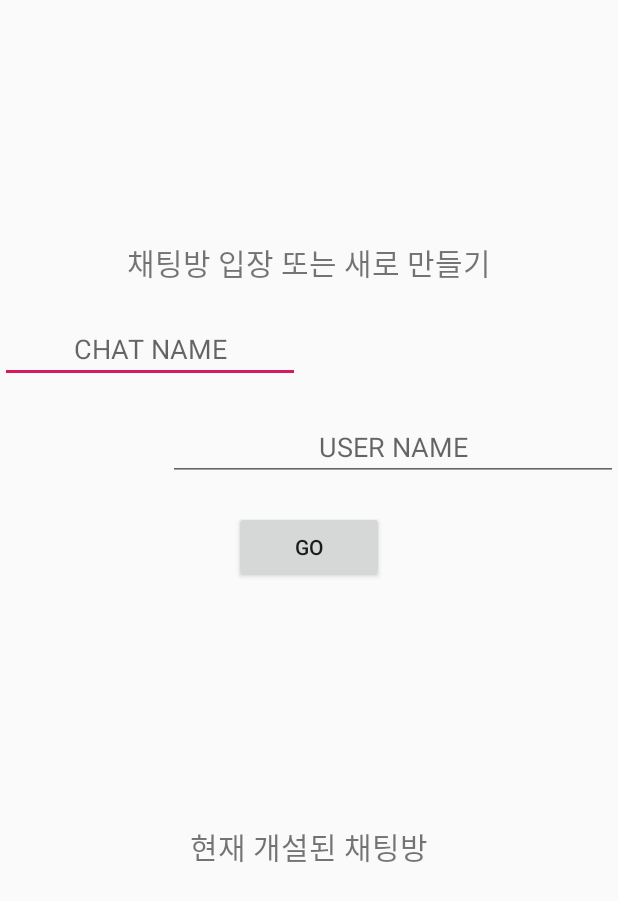
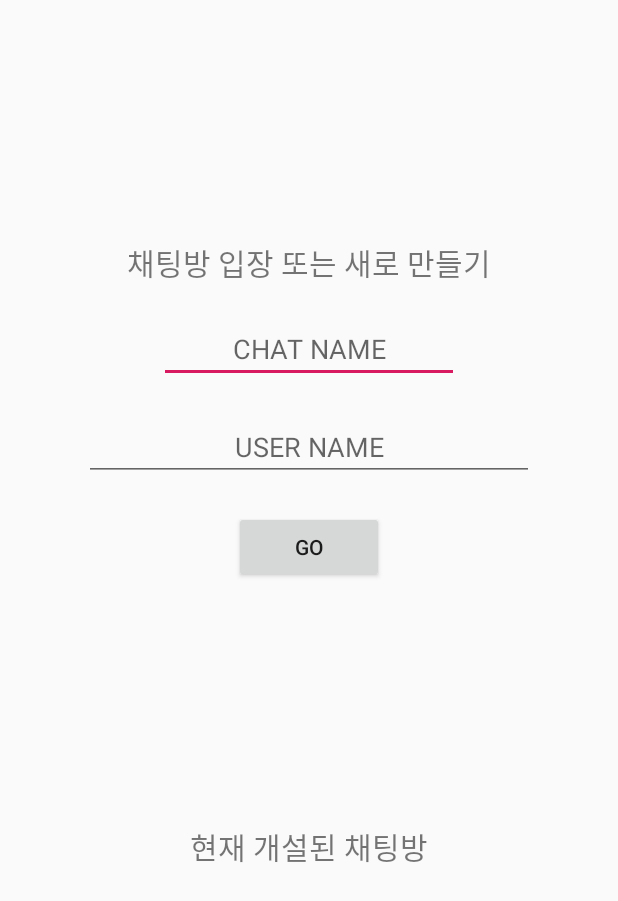
Before and after one commit to Quartriple/Practice, an Android app: the ChatListActivity screen opened directly, with no data from a screen before it, on a phone screen of 412 x 824 dp. Shown: the top 901 px of the screen. Run offline under Robolectric (Android 15) with nearby library versions, the phone set to English and light mode, and no system bars; our stand-ins replace Firebase (no records; nobody signed in at launch, a user with empty details on screens opened directly).

Commit message:
i tried to showing chat list, but i can't. i hope to trial of tomorrow is work well.

```diff
--- a/app/src/main/java/com/example/practice/ChatListActivity.java
+++ b/app/src/main/java/com/example/practice/ChatListActivity.java
@@ -38,7 +38,7 @@ public class ChatListActivity extends AppCompatActivity {
     private List<ChatListData> mDataset;
 
     private FirebaseDatabase firebaseDatabase = FirebaseDatabase.getInstance();
-    private DatabaseReference myRef = firebaseDatabase.getReference();
+    private DatabaseReference myRef = firebaseDatabase.getReference("chat");
 
     @Override
     protected void onCreate(Bundle savedInstanceState) {
@@ -66,38 +66,44 @@ public class ChatListActivity extends AppCompatActivity {
                 chatList.setChatName(user_chat.getText().toString());
                 chatList.setUserName(user_edit.getText().toString());
 
+
                 Intent intent = new Intent(ChatListActivity.this, ChatActivity.class);
                 intent.putExtra("user_chat", user_chat.getText().toString());
                 intent.putExtra("user_edit", user_edit.getText().toString());
                 startActivity(intent);
+
             }
         });
-        showChatList();
-
-    }
-
-    public void showChatList(){
 
         mDataset = new ArrayList<>();
-        mAdapter = new ChatListAdapter(mDataset,  new View.OnClickListener(){
+        mAdapter = new ChatListAdapter(mDataset,  new View.OnClickListener() {
             @Override
-            public void onClick(View v){
-                if(v.getTag() != null){
-                    int postion = (int)v.getTag();
-                    Intent intent = new Intent(ChatListActivity.this,ChatActivity.class);
-                    intent.putExtra("user_chat", ((ChatListAdapter)mAdapter).getChatList(postion).getChatName());
-                    intent.putExtra("user_edit", ((ChatListAdapter)mAdapter).getChatList(postion).getUserName());
-                    startActivity(intent);
+            public void onClick(View v) {
+                if (v.getTag() != null) {
+                    if (((ChatListAdapter) mAdapter).getChatList((int) v.getTag()).getChatName() != null &&
+                            ((ChatListAdapter) mAdapter).getChatList((int) v.getTag()).getUserName() != null) {
+                        int postion = (int) v.getTag();
+                        Intent intent = new Intent(ChatListActivity.this, ChatActivity.class);
+                        intent.putExtra("user_chat", ((ChatListAdapter) mAdapter).getChatList(postion).getChatName());
+                        intent.putExtra("user_edit", ((ChatListAdapter) mAdapter).getChatList(postion).getUserName());
+                        startActivity(intent);
+                    }
                 }
             }
         });
         recyclerView.setAdapter(mAdapter);
+        addChatList();
 
-        myRef.child("chat").addChildEventListener(new ChildEventListener() {
+    }
+
+    public void addChatList(){
+
+        myRef.addChildEventListener(new ChildEventListener() {
             @Override
             public void onChildAdded(@NonNull DataSnapshot dataSnapshot, @Nullable String s) {
                 ChatListData chatList = dataSnapshot.getValue(ChatListData.class);
                 ((ChatListAdapter)mAdapter).addChatList(chatList);
+
             }
 
             @Override
@@ -120,6 +126,8 @@ public class ChatListActivity extends AppCompatActivity {
 
             }
         });
+
+
     }
 
 }
--- a/app/src/main/res/layout/activity_chat_list.xml
+++ b/app/src/main/res/layout/activity_chat_list.xml
@@ -27,15 +27,15 @@
                 android:textSize="20dp"
                 android:text="채팅방 입장 또는 새로 만들기"
                 android:layout_marginBottom="20dp"
-                android:gravity="center"/>
+                android:gravity="center_horizontal"/>
             <EditText
                 android:id="@+id/user_chat"
                 android:layout_width="200dp"
                 android:layout_height="wrap_content"
                 android:inputType="textPersonName"
                 android:hint="CHAT NAME"
-                android:layout_gravity="left"
                 android:gravity="center"
+                android:layout_gravity="center_horizontal"
                 android:layout_marginBottom="20dp"/>
 
             <EditText
@@ -44,7 +44,7 @@
                 android:layout_height="wrap_content"
                 android:inputType="textPersonName"
                 android:hint="USER NAME"
-                android:layout_gravity="right"
+                android:layout_gravity="center_horizontal"
                 android:gravity="center"
                 android:layout_marginBottom="20dp"/>
 
```
Also changed, not shown: app/src/main/java/com/example/practice/ChatActivity.java (+14 -7 lines), app/src/main/java/com/example/practice/ChatListAdapter.java (+5 -3 lines), app/src/main/res/layout/activity_chat.xml (+7 -0 lines).
